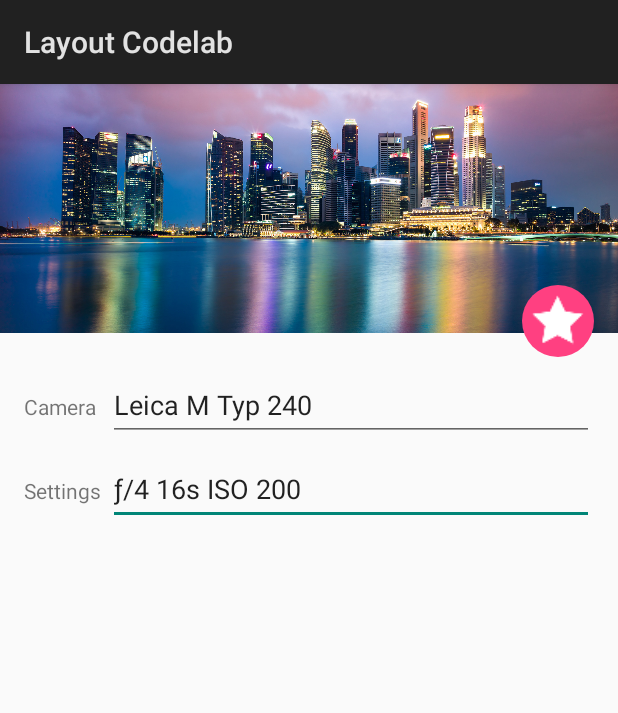
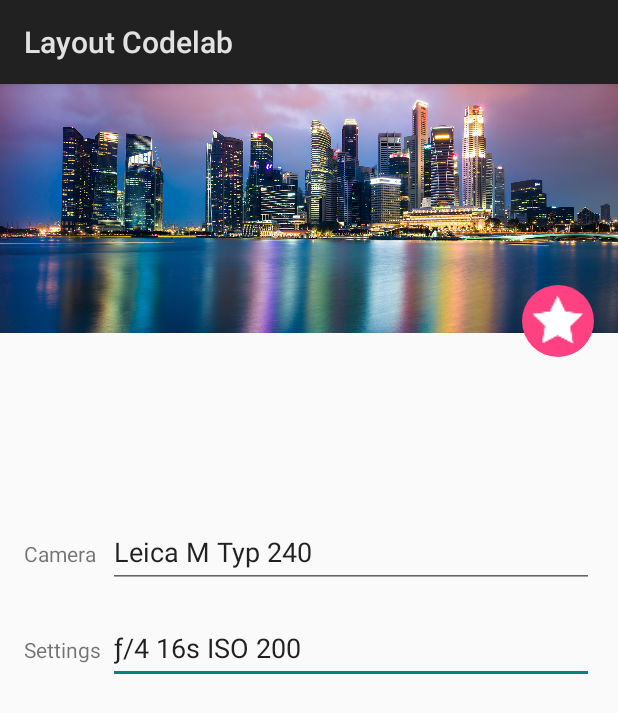
Before and after one commit to robertgiteiyopeso/constraint-layout-start, an Android app: the layout activity_main_chains.xml on its own in the app's theme, with its tools: preview values and no code run, on a phone screen of 412 x 824 dp. Shown: the top 713 px of the screen. Run offline under Robolectric (Android 15) with nearby library versions, the phone set to English and light mode, and no system bars.

Commit message:
Use chains to position multiple elements

```diff
--- a/app/src/main/res/layout/activity_main_chains.xml
+++ b/app/src/main/res/layout/activity_main_chains.xml
@@ -1,6 +1,5 @@
 <?xml version="1.0" encoding="utf-8"?>
-<android.support.constraint.ConstraintLayout
-    xmlns:android="http://schemas.android.com/apk/res/android"
+<android.support.constraint.ConstraintLayout xmlns:android="http://schemas.android.com/apk/res/android"
     xmlns:app="http://schemas.android.com/apk/res-auto"
     xmlns:tools="http://schemas.android.com/tools"
     android:id="@+id/activity_main_chains"
@@ -12,58 +11,58 @@
     tools:layout_editor_absoluteY="80dp">
 
     <ImageView
-        android:src="@drawable/singapore"
+        android:id="@+id/header"
         android:layout_width="0dp"
         android:layout_height="0dp"
+        android:layout_marginBottom="16dp"
+        android:contentDescription="@string/placeholder"
+        android:scaleType="centerCrop"
+        android:src="@drawable/singapore"
+        app:layout_constraintBottom_creator="1"
+        app:layout_constraintBottom_toBottomOf="@+id/favorite"
+        app:layout_constraintHorizontal_bias="1.0"
+        app:layout_constraintLeft_creator="1"
+        app:layout_constraintLeft_toLeftOf="@+id/activity_main_chains"
+        app:layout_constraintRight_creator="1"
+        app:layout_constraintRight_toRightOf="@+id/activity_main_chains"
+        app:layout_constraintTop_creator="1"
+        app:layout_constraintTop_toTopOf="@+id/activity_main_chains"
+        app:layout_constraintVertical_bias="0.0"
         app:layout_editor_absoluteX="0dp"
         app:layout_editor_absoluteY="0dp"
-        android:id="@+id/header"
-        android:scaleType="centerCrop"
-        android:contentDescription="@string/placeholder"
-        app:layout_constraintLeft_creator="1"
-        app:layout_constraintTop_creator="1"
-        app:layout_constraintRight_creator="1"
-        app:layout_constraintBottom_creator="1"
+        tools:layout_constraintBottom_creator="1"
+        tools:layout_constraintLeft_creator="1"
+        tools:layout_constraintRight_creator="1"
+        tools:layout_constraintTop_creator="1"
         tools:layout_editor_absoluteX="0dp"
-        tools:layout_editor_absoluteY="0dp"
-        app:layout_constraintLeft_toLeftOf="@+id/activity_main_chains"
-        tools:layout_constraintLeft_creator="1"
-        app:layout_constraintTop_toTopOf="@+id/activity_main_chains"
-        tools:layout_constraintTop_creator="1"
-        app:layout_constraintRight_toRightOf="@+id/activity_main_chains"
-        tools:layout_constraintRight_creator="1"
-        app:layout_constraintBottom_toBottomOf="@+id/favorite"
-        android:layout_marginBottom="16dp"
-        tools:layout_constraintBottom_creator="1"
-        app:layout_constraintHorizontal_bias="1.0"
-        app:layout_constraintVertical_bias="0.0" />
+        tools:layout_editor_absoluteY="0dp" />
 
     <ImageView
-        android:src="@drawable/ic_star"
+        android:id="@+id/favorite"
         android:layout_width="48dp"
         android:layout_height="48dp"
+        android:layout_marginEnd="16dp"
+        android:layout_marginBottom="16dp"
+        android:background="@drawable/info_background"
+        android:clickable="true"
+        android:contentDescription="@string/fab_content_description"
+        android:focusable="true"
+        android:padding="5dp"
+        android:src="@drawable/ic_star"
+        app:layout_constraintBottom_creator="0"
+        app:layout_constraintBottom_toBottomOf="@+id/activity_main_chains"
+        app:layout_constraintRight_creator="1"
+        app:layout_constraintRight_toRightOf="@+id/activity_main_chains"
+        app:layout_constraintTop_creator="1"
+        app:layout_constraintTop_toTopOf="@+id/activity_main_chains"
+        app:layout_constraintVertical_bias="0.19"
         app:layout_editor_absoluteX="359dp"
         app:layout_editor_absoluteY="104dp"
-        android:id="@+id/favorite"
-        android:background="@drawable/info_background"
-        android:padding="5dp"
-        android:contentDescription="@string/fab_content_description"
-        android:clickable="true"
-        android:focusable="true"
-        app:layout_constraintTop_creator="1"
-        app:layout_constraintRight_creator="1"
-        app:layout_constraintBottom_creator="0"
+        tools:layout_constraintBottom_creator="0"
+        tools:layout_constraintRight_creator="0"
+        tools:layout_constraintTop_creator="0"
         tools:layout_editor_absoluteX="359dp"
-        tools:layout_editor_absoluteY="104dp"
-        app:layout_constraintTop_toTopOf="@+id/activity_main_chains"
-        tools:layout_constraintTop_creator="0"
-        app:layout_constraintRight_toRightOf="@+id/activity_main_chains"
-        android:layout_marginEnd="16dp"
-        tools:layout_constraintRight_creator="0"
-        app:layout_constraintBottom_toBottomOf="@+id/activity_main_chains"
-        android:layout_marginBottom="16dp"
-        tools:layout_constraintBottom_creator="0"
-        app:layout_constraintVertical_bias="0.19" />
+        tools:layout_editor_absoluteY="104dp" />
 
     <TextView
         android:id="@+id/settingsLabel"
@@ -105,47 +104,51 @@
         android:id="@+id/settings"
         android:layout_width="0dp"
         android:layout_height="wrap_content"
-        android:minHeight="48dp"
+        android:layout_marginTop="8dp"
         android:ems="10"
         android:inputType="textPersonName"
+        android:minHeight="48dp"
         android:text="@string/camera_settings"
+        app:layout_constraintBottom_toBottomOf="parent"
         app:layout_constraintEnd_toEndOf="@+id/cameraType"
+        app:layout_constraintHorizontal_bias="0.5"
         app:layout_constraintStart_toStartOf="@+id/cameraType"
+        app:layout_constraintTop_toBottomOf="@+id/cameraType"
         app:layout_editor_absoluteX="73dp"
         app:layout_editor_absoluteY="225dp"
         tools:layout_constraintLeft_creator="1"
         tools:layout_constraintRight_creator="1"
-        tools:layout_constraintTop_creator="0"
-        app:layout_constraintHorizontal_bias="0.5"
-        android:layout_marginTop="8dp"
-        app:layout_constraintTop_toBottomOf="@+id/cameraType" />
+        tools:layout_constraintTop_creator="0" />
 
     <EditText
         android:id="@+id/cameraType"
         android:layout_width="0dp"
         android:layout_height="wrap_content"
-        android:minHeight="48dp"
+        android:layout_marginStart="8dp"
+        android:layout_marginTop="8dp"
         android:layout_marginEnd="16dp"
+        android:layout_marginBottom="8dp"
         android:ems="10"
         android:inputType="textPersonName"
+        android:minHeight="48dp"
         android:text="@string/camera_value"
+        app:layout_constraintBottom_toTopOf="@+id/settings"
         app:layout_constraintEnd_toEndOf="parent"
+        app:layout_constraintHorizontal_bias="0.5"
+        app:layout_constraintStart_toEndOf="@+id/cameraLabel"
+        app:layout_constraintTop_toBottomOf="@+id/favorite"
+        app:layout_constraintVertical_bias="0.20999998"
+        app:layout_constraintVertical_chainStyle="packed"
         app:layout_editor_absoluteX="73dp"
         app:layout_editor_absoluteY="176dp"
         tools:layout_constraintLeft_creator="1"
         tools:layout_constraintRight_creator="1"
-        tools:layout_constraintTop_creator="0"
-        app:layout_constraintStart_toEndOf="@+id/cameraLabel"
-        android:layout_marginStart="8dp"
-        android:layout_marginTop="8dp"
-        app:layout_constraintTop_toBottomOf="@+id/favorite"
-        app:layout_constraintHorizontal_bias="0.5"
-        app:layout_constraintVertical_chainStyle="packed" />
+        tools:layout_constraintTop_creator="0" />
 
     <android.support.constraint.Barrier
+        android:id="@+id/barrier"
         android:layout_width="wrap_content"
         android:layout_height="wrap_content"
-        android:id="@+id/barrier"
         app:barrierDirection="left"
         app:constraint_referenced_ids="settings,cameraType" />
 
```
